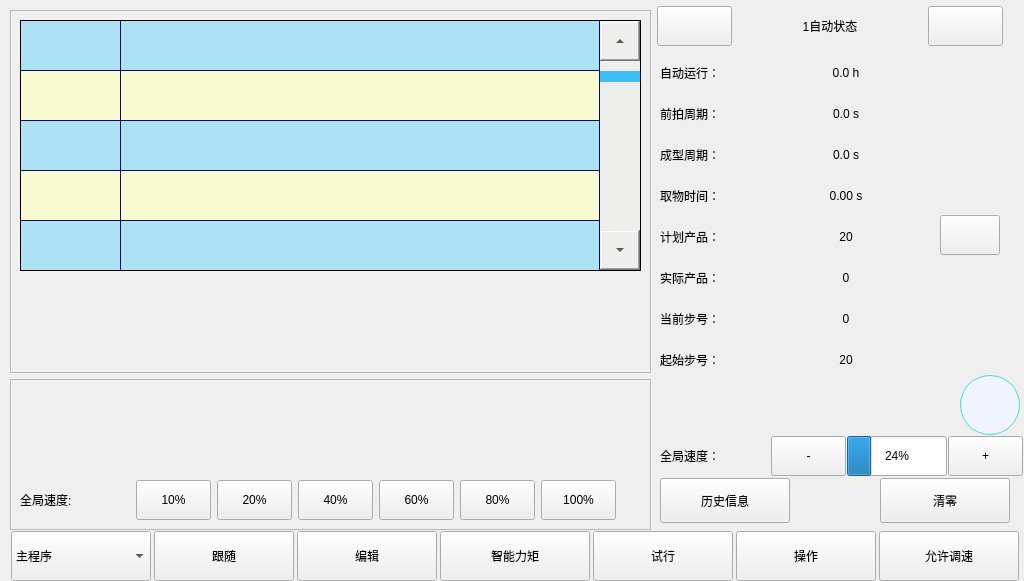
This is autoform.ui in Jade-yun/MachineTool as Qt 5 draws it before an edit. The edited form follows.
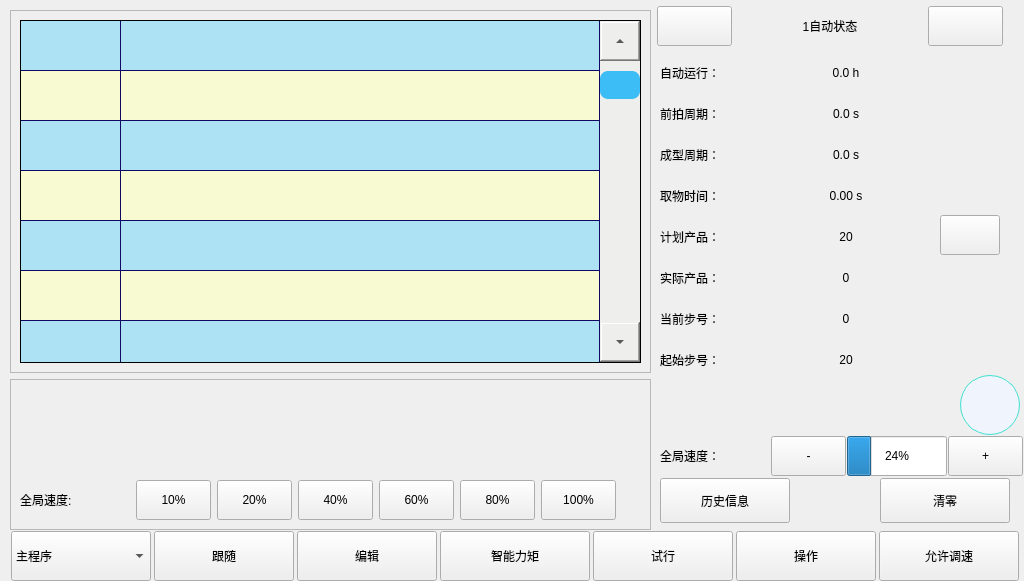
This is the edited form. The open tabs and pages were chosen to show the change. Icons and pictures are not drawn.

What changed in the file:
```diff
--- a/autoform.ui
+++ b/autoform.ui
@@ -2018,14 +2018,14 @@
       <property name="frameShadow">
        <enum>QFrame::Raised</enum>
       </property>
+      <layout class="QVBoxLayout" name="verticalLayout_2">
+       <item>
       <widget class="QTableWidget" name="tableWgtTeach">
-       <property name="geometry">
-        <rect>
-         <x>10</x>
-         <y>10</y>
-         <width>621</width>
-         <height>251</height>
-        </rect>
+         <property name="sizePolicy">
+          <sizepolicy hsizetype="Expanding" vsizetype="Expanding">
+           <horstretch>0</horstretch>
+           <verstretch>0</verstretch>
+          </sizepolicy>
        </property>
        <property name="font">
         <font>
@@ -2168,6 +2168,8 @@
         </property>
        </column>
       </widget>
+       </item>
+      </layout>
      </widget>
     </item>
     <item>
```
Left out of the diff: 20 changed lines with no effect on the pictures. Lines whose indentation alone changed are shown as unchanged.
